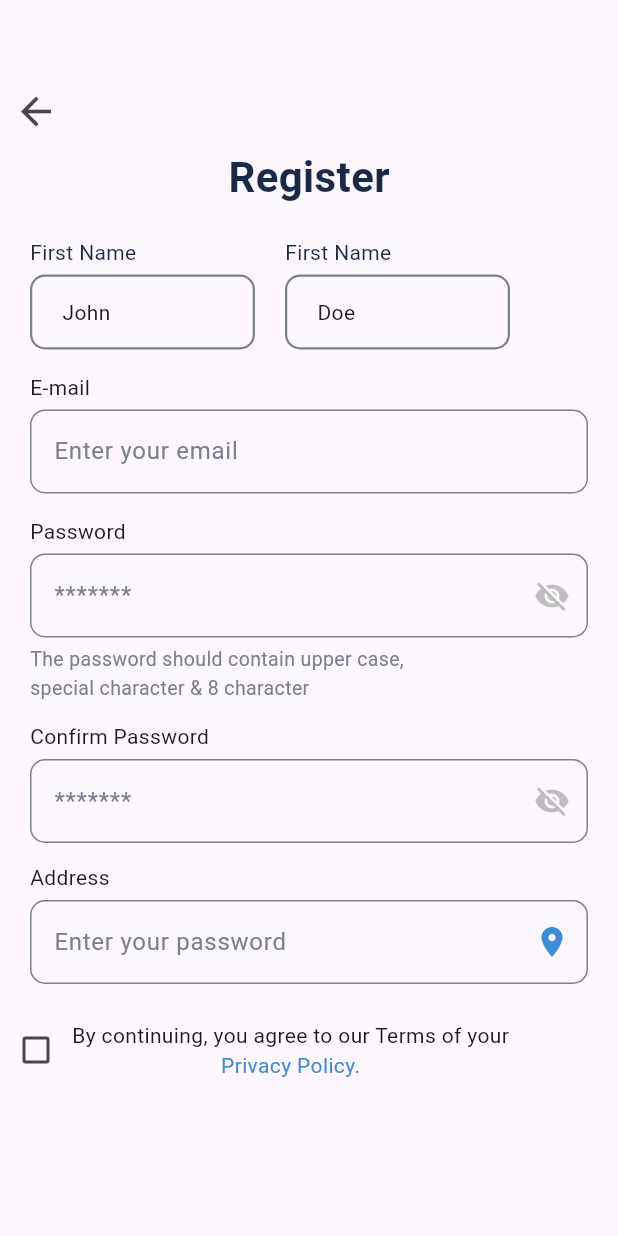
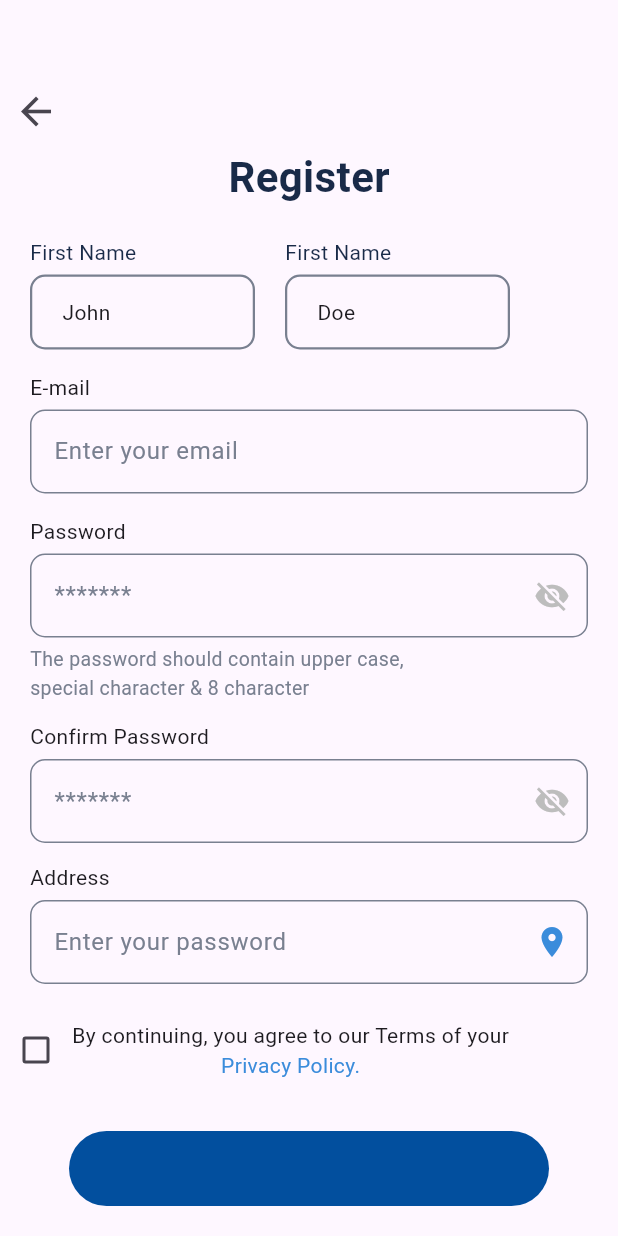
Before and after one commit to rifatalam26/plumber_tech, a Flutter app: the screen it shows after launch, on a phone screen of 412 x 824 dp. Run offline on Flutter 3.47's test engine with Material 3 defaults, Android fonts, the phone set to English and light mode, and no system bars.

Commit message:
register screen

```diff
--- a/lib/View/Customer Registration Screen/register_screen.dart
+++ b/lib/View/Customer Registration Screen/register_screen.dart
@@ -297,6 +297,7 @@ class _RegisterScreenState extends State<RegisterScreen> {
               height: 50,
               width: 320,
               decoration: BoxDecoration(
+                color: Color(0xff024F9E),
                 borderRadius: BorderRadius.circular(25)
               ),
             )
```
